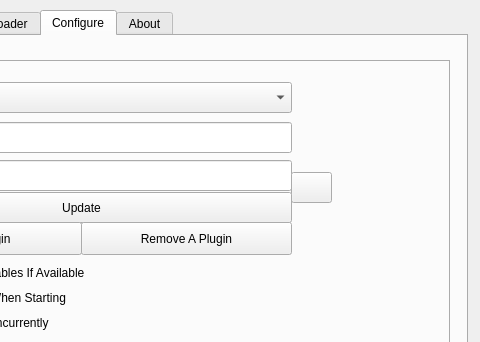
The window that src/mainwindow.ui (mhogomchungu/media-downloader) describes before a commit, drawn with Qt 5; both pictures show x 343 to 823 and y 0 to 342 of the 823 by 465 pixel window.
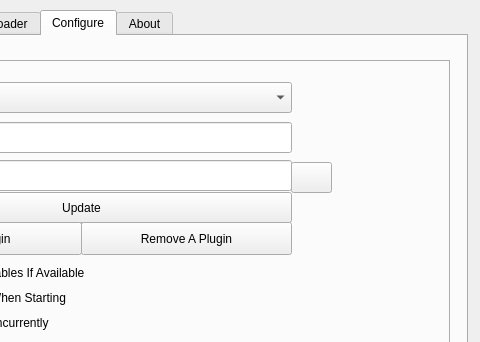
The same window after the commit. The open tabs and pages were chosen to show the change.

Diff of the .ui file:
```diff
--- a/src/mainwindow.ui
+++ b/src/mainwindow.ui
@@ -731,7 +731,7 @@
         <property name="geometry">
          <rect>
           <x>610</x>
-          <y>110</y>
+          <y>100</y>
           <width>41</width>
           <height>31</height>
          </rect>
```
Left out of the diff: 2 changed lines with no effect on the pictures.
